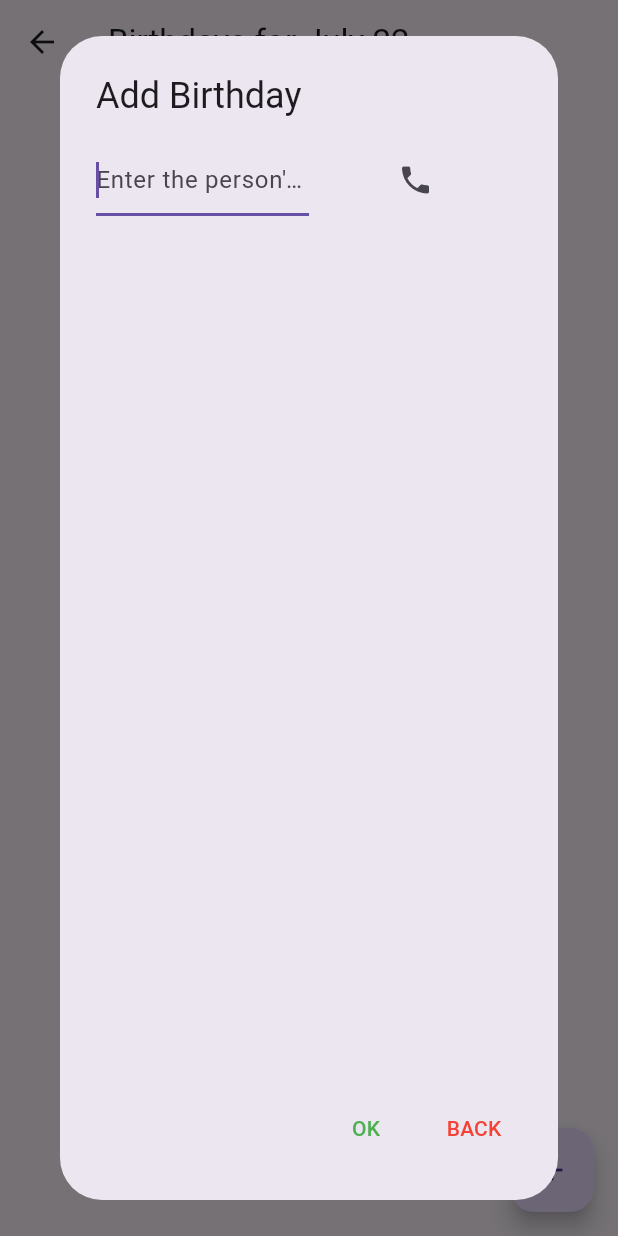
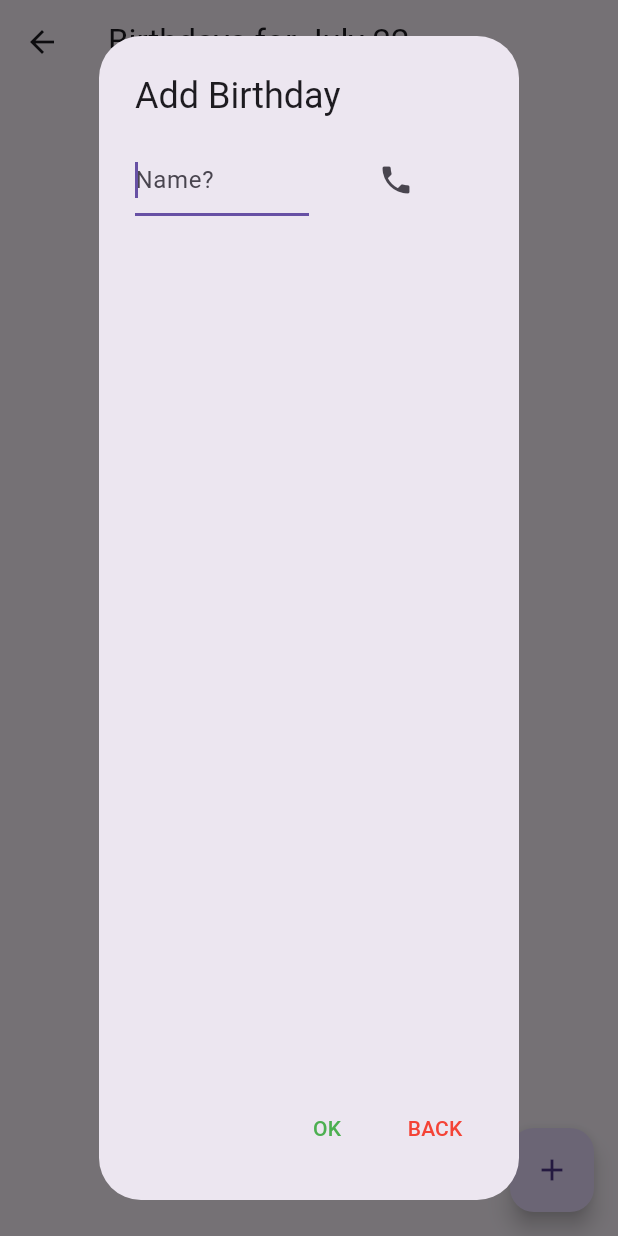
Before and after one commit to TomerPacific/BirthdayCalendar, a Flutter app: the BirthdaysForCalendarDayWidget screen opened directly with empty values, after a tap on the "add" icon, on a phone screen of 412 x 824 dp. Run offline on Flutter 3.47's test engine with Material 3 defaults, Android fonts, the phone set to English and light mode, and no system bars; our stand-ins replace flutter_bloc, flutter_contacts, flutter_local_notifications, intl_phone_number_input, package_info_plus, permission_handler and 2 more; missing offline and left inert: in_app_update; accounts and stored records are empty.

Commit message:
BirthdayCalendar shortening hint text

```diff
--- a/lib/widget/add_birthday_form.dart
+++ b/lib/widget/add_birthday_form.dart
@@ -67,7 +67,7 @@ class AddBirthdayFormState extends State<AddBirthdayForm> {
                         autofocus: true,
                         controller: _birthdayPersonController,
                         decoration: InputDecoration(
-                            hintText: "Enter the person's name"),
+                            hintText: "Name?"),
                         key: _birthdayNameKey,
                         validator: (value) {
                           if (value == null || value.isEmpty) {
```
